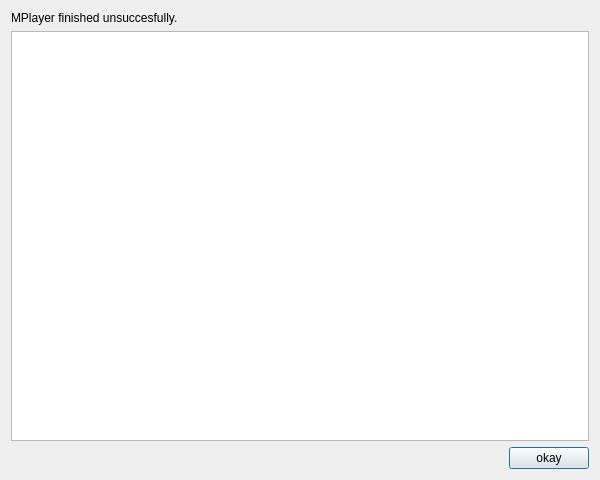
This is src/mplayererrorbase.ui in bernhardu/dvbcut-deb as Qt 5 draws it before an edit. The edited form follows.
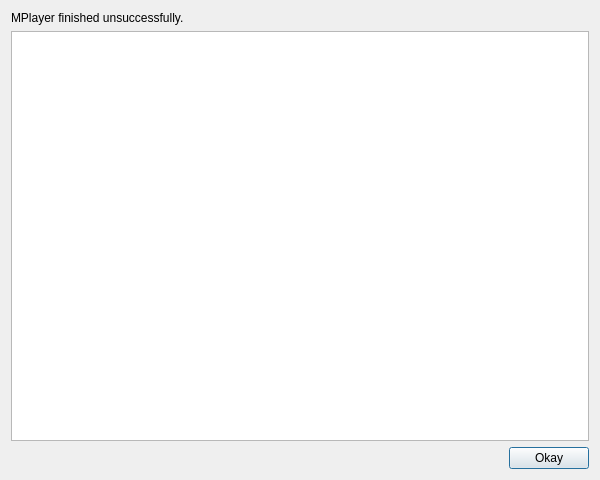
This is the edited form.

The edit to the form file:
```diff
--- a/src/mplayererrorbase.ui
+++ b/src/mplayererrorbase.ui
@@ -17,7 +17,7 @@
    <item>
     <widget class="QLabel" name="textLabel1">
      <property name="text">
-      <string>MPlayer finished unsuccesfully.</string>
+      <string>MPlayer finished unsuccessfully.</string>
      </property>
      <property name="wordWrap">
       <bool>false</bool>
@@ -49,7 +49,7 @@
      <item>
       <widget class="QPushButton" name="okaybutton">
        <property name="text">
-        <string>okay</string>
+        <string>Okay</string>
        </property>
       </widget>
      </item>
```
